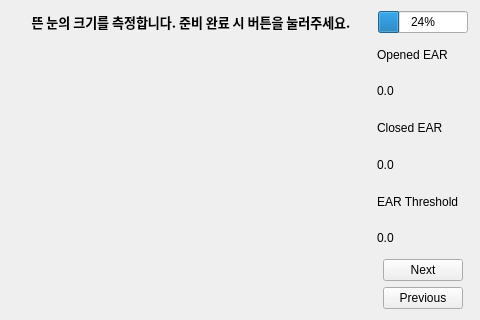
The window that calibratepage.ui (veda-team4/DMS) describes before a commit, drawn with Qt 5.
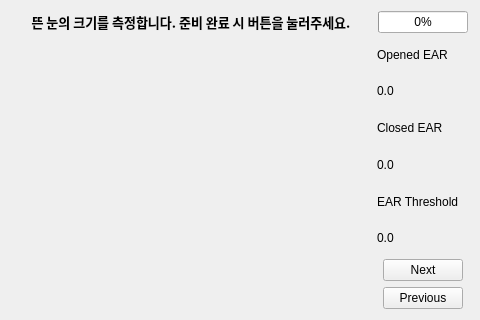
The same window after the commit.

Commit message: calibrate 단계에서 Next Previous 수정

Patch:
```diff
--- a/calibratepage.ui
+++ b/calibratepage.ui
@@ -98,7 +98,7 @@
         </size>
        </property>
        <property name="value">
-        <number>24</number>
+        <number>0</number>
        </property>
       </widget>
      </item>
```
The commit also changes 2 other files.
